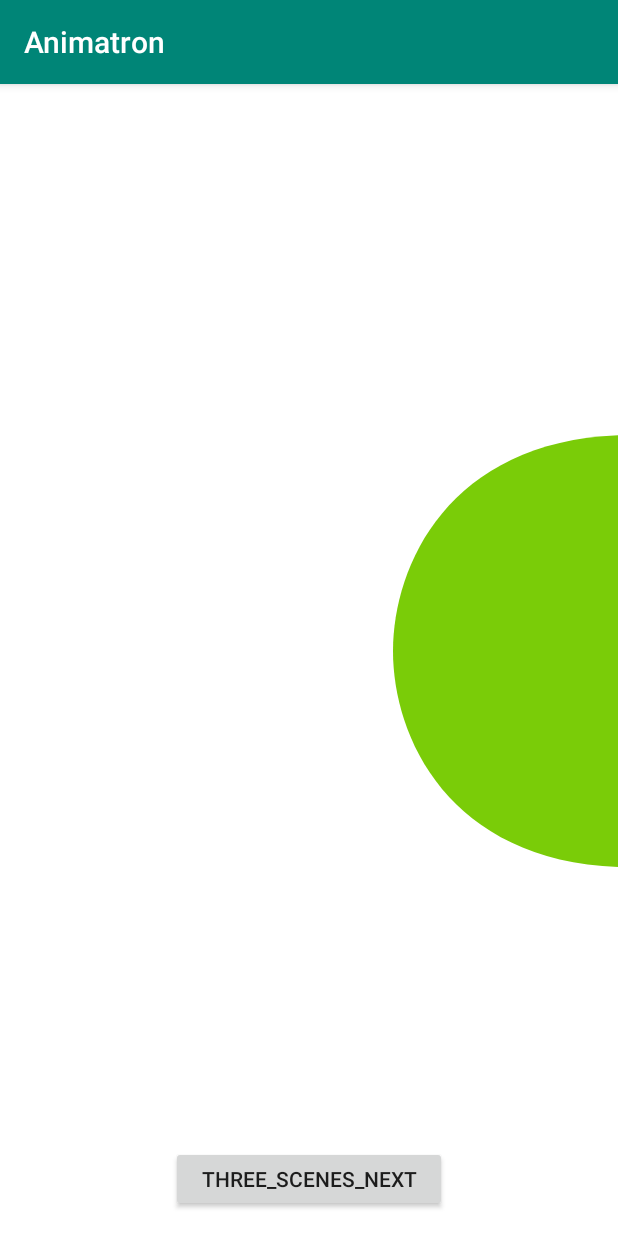
After one commit to i-redbyte/Animatron, an Android app: the ThreeScenesActivity screen opened directly, with no data from a screen before it, on a phone screen of 412 x 824 dp. The commit adds this screen. Run offline under Robolectric (Android 15) with nearby library versions, the phone set to English and light mode, and no system bars.

Commit message:
Add base code for three scenes screen

```diff
--- a/app/build.gradle
+++ b/app/build.gradle
@@ -1,8 +1,8 @@
 apply plugin: 'com.android.application'
+apply plugin: 'kotlin-android'
+apply plugin: 'kotlin-android-extensions'
+apply plugin: 'kotlin-kapt'
 
-apply plugin: 'kotlin-android'
-
-apply plugin: 'kotlin-android-extensions'
 
 android {
     compileSdkVersion 29
@@ -21,15 +21,26 @@ android {
             proguardFiles getDefaultProguardFile('proguard-android-optimize.txt'), 'proguard-rules.pro'
         }
     }
+    compileOptions {
+        sourceCompatibility JavaVersion.VERSION_1_8
+        targetCompatibility JavaVersion.VERSION_1_8
+    }
+}
+
+androidExtensions {
+    experimental = true
 }
 
 dependencies {
     implementation fileTree(dir: 'libs', include: ['*.jar'])
-    implementation"org.jetbrains.kotlin:kotlin-stdlib-jdk7:$kotlin_version"
-    implementation 'androidx.appcompat:appcompat:1.0.2'
-    implementation 'androidx.core:core-ktx:1.0.2'
-    implementation 'androidx.constraintlayout:constraintlayout:1.1.3'
+    implementation "org.jetbrains.kotlin:kotlin-stdlib-jdk7:$kotlin_version"
+    implementation 'androidx.appcompat:appcompat:1.1.0'
+    implementation 'androidx.legacy:legacy-support-v4:1.0.0'
+    implementation 'androidx.core:core-ktx:1.1.0'
+    implementation 'androidx.constraintlayout:constraintlayout:2.0.0-beta4'
+
+    implementation 'com.hannesdorfmann:adapterdelegates3:3.1.0'
     testImplementation 'junit:junit:4.12'
-    androidTestImplementation 'androidx.test.ext:junit:1.1.0'
-    androidTestImplementation 'androidx.test.espresso:espresso-core:3.1.1'
+    androidTestImplementation 'androidx.test.ext:junit:1.1.1'
+    androidTestImplementation 'androidx.test.espresso:espresso-core:3.2.0'
 }
--- a/app/src/main/AndroidManifest.xml
+++ b/app/src/main/AndroidManifest.xml
@@ -9,6 +9,7 @@
         android:roundIcon="@mipmap/ic_launcher_round"
         android:supportsRtl="true"
         android:theme="@style/AppTheme">
+        <activity android:name=".threescenes.ThreeScenesActivity"></activity>
         <activity android:name=".MainActivity">
             <intent-filter>
                 <action android:name="android.intent.action.MAIN" />
--- a/app/src/main/java/org/redbyte/animatron/MainActivity.kt
+++ b/app/src/main/java/org/redbyte/animatron/MainActivity.kt
@@ -1,12 +1,18 @@
 package org.redbyte.animatron
 
+import android.content.Intent
+import android.os.Bundle
 import androidx.appcompat.app.AppCompatActivity
-import android.os.Bundle
+import kotlinx.android.synthetic.main.activity_main.*
+import org.redbyte.animatron.threescenes.ThreeScenesActivity
 
 class MainActivity : AppCompatActivity() {
 
     override fun onCreate(savedInstanceState: Bundle?) {
         super.onCreate(savedInstanceState)
         setContentView(R.layout.activity_main)
+        btnThreeScenes.setOnClickListener {
+            startActivity(Intent(this, ThreeScenesActivity::class.java))
+        }
     }
 }
--- /dev/null
+++ b/app/src/main/java/org/redbyte/animatron/threescenes/ThreeScenesActivity.kt
@@ -0,0 +1,13 @@
+package org.redbyte.animatron.threescenes
+
+import androidx.appcompat.app.AppCompatActivity
+import android.os.Bundle
+import org.redbyte.animatron.R
+
+class ThreeScenesActivity : AppCompatActivity() {
+
+    override fun onCreate(savedInstanceState: Bundle?) {
+        super.onCreate(savedInstanceState)
+        setContentView(R.layout.activity_three_scenes)
+    }
+}
--- /dev/null
+++ b/app/src/main/res/drawable-v24/ic_semicircle.xml
@@ -0,0 +1,10 @@
+<vector xmlns:android="http://schemas.android.com/apk/res/android"
+    android:width="150dp"
+    android:height="300dp"
+    android:viewportWidth="150"
+    android:viewportHeight="300">
+    <path
+        android:fillColor="#7ACC08"
+        android:fillType="evenOdd"
+        android:pathData="M0,144.09c0,59.097 39.327,144.092 160,144.092V0C39.45,0 0,84.911 0,144.09" />
+</vector>
--- a/app/src/main/res/layout/activity_main.xml
+++ b/app/src/main/res/layout/activity_main.xml
@@ -6,10 +6,11 @@
     android:layout_height="match_parent"
     tools:context=".MainActivity">
 
-    <TextView
-        android:layout_width="wrap_content"
+    <Button
+        android:id="@+id/btnThreeScenes"
+        android:layout_width="240dp"
         android:layout_height="wrap_content"
-        android:text="Hello World!"
+        android:text="@string/main_first_animation"
         app:layout_constraintBottom_toBottomOf="parent"
         app:layout_constraintLeft_toLeftOf="parent"
         app:layout_constraintRight_toRightOf="parent"
--- /dev/null
+++ b/app/src/main/res/layout/activity_three_scenes.xml
@@ -0,0 +1,32 @@
+<?xml version="1.0" encoding="utf-8"?>
+<androidx.constraintlayout.motion.widget.MotionLayout xmlns:android="http://schemas.android.com/apk/res/android"
+    xmlns:app="http://schemas.android.com/apk/res-auto"
+    android:id="@+id/activity_gopher_root_motion"
+    android:layout_width="match_parent"
+    android:layout_height="match_parent"
+    android:background="@color/white"
+    android:gravity="center_horizontal"
+    android:orientation="vertical"
+    app:layoutDescription="@xml/gopher_animation_scene">
+
+    <ImageView
+        android:id="@+id/ivSemicircle"
+        android:layout_width="wrap_content"
+        android:layout_height="wrap_content"
+        app:layout_constraintBottom_toBottomOf="parent"
+        app:layout_constraintEnd_toEndOf="parent"
+        app:layout_constraintTop_toTopOf="parent"
+        app:srcCompat="@drawable/ic_semicircle" />
+
+    <Button
+        android:id="@+id/btnNext"
+        android:layout_width="184dp"
+        android:layout_height="44dp"
+        android:layout_marginBottom="16dp"
+        android:gravity="center"
+        android:text="@string/main_next"
+        app:layout_constraintBottom_toBottomOf="parent"
+        app:layout_constraintEnd_toEndOf="parent"
+        app:layout_constraintStart_toStartOf="parent" />
+
+</androidx.constraintlayout.motion.widget.MotionLayout>
--- a/app/src/main/res/values/colors.xml
+++ b/app/src/main/res/values/colors.xml
@@ -3,4 +3,5 @@
     <color name="colorPrimary">#008577</color>
     <color name="colorPrimaryDark">#00574B</color>
     <color name="colorAccent">#D81B60</color>
+    <color name="white">#FFFFFF</color>
 </resources>
--- a/app/src/main/res/values/strings.xml
+++ b/app/src/main/res/values/strings.xml
@@ -1,3 +1,5 @@
 <resources>
     <string name="app_name">Animatron</string>
+    <string name="main_first_animation">Three scenes</string>
+    <string name="main_next">three_scenes_next</string>
 </resources>
--- /dev/null
+++ b/app/src/main/res/xml/gopher_animation_scene.xml
@@ -0,0 +1,36 @@
+<?xml version="1.0" encoding="utf-8"?>
+<MotionScene xmlns:android="http://schemas.android.com/apk/res/android"
+    xmlns:app="http://schemas.android.com/apk/res-auto">
+    <Transition
+        android:id="@+id/startToEnd"
+        app:constraintSetEnd="@+id/end"
+        app:constraintSetStart="@+id/start"
+        app:duration="600" />
+    <!--First scene -->
+
+    <ConstraintSet android:id="@+id/start">
+        <Constraint android:id="@+id/ivSemicircle">
+            <Layout
+                android:layout_width="wrap_content"
+                android:layout_height="wrap_content"
+                app:layout_constraintBottom_toBottomOf="parent"
+                app:layout_constraintEnd_toEndOf="parent"
+                app:layout_constraintTop_toTopOf="parent" />
+            <Transform android:rotation="0" />
+        </Constraint>
+    </ConstraintSet>
+    <!-- region First scene to second -->
+
+    <ConstraintSet android:id="@+id/end">
+        <Constraint android:id="@+id/ivSemicircle">
+            <Layout
+                android:layout_width="wrap_content"
+                android:layout_height="wrap_content"
+                app:layout_constraintBottom_toBottomOf="parent"
+                app:layout_constraintEnd_toEndOf="parent"
+                app:layout_constraintStart_toStartOf="parent"
+                app:layout_constraintTop_toTopOf="parent" />
+            <Transform android:rotation="-90" />
+        </Constraint>
+    </ConstraintSet>
+</MotionScene>
```
